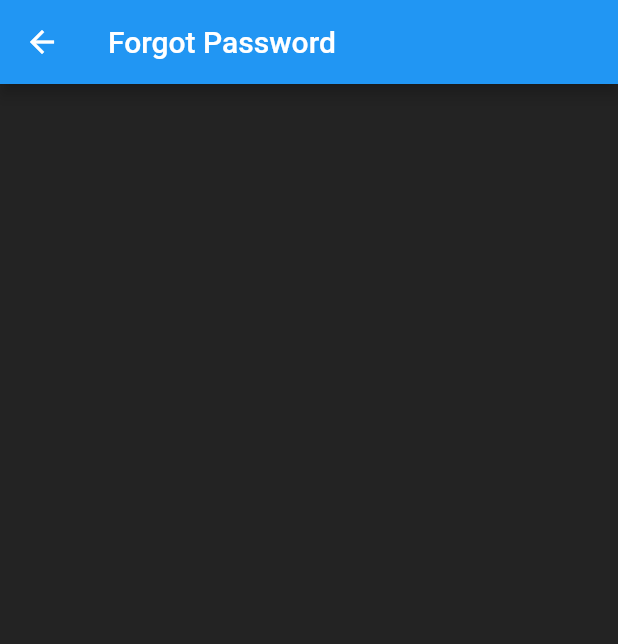
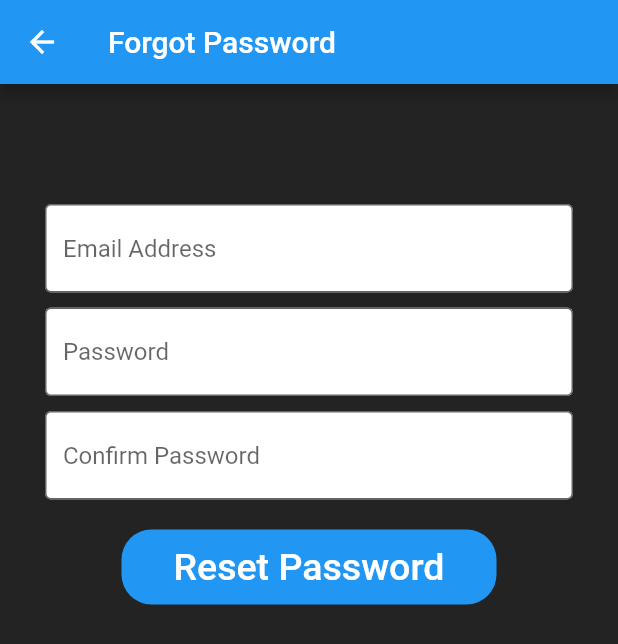
Before and after one commit to PaulRobson2002/ambpt, a Flutter app: the ForgotPass screen opened directly, on a phone screen of 412 x 824 dp. Shown: the top 644 px of the screen. Run offline on Flutter 3.47's test engine with Material 2 defaults, Android fonts, the light colour scheme and no system bars; our stand-ins replace google_fonts.

Commit message:
ForgotPassword

```diff
--- a/lib/forgotpass.dart
+++ b/lib/forgotpass.dart
@@ -1,9 +1,7 @@
 import 'main.dart'; // Main Page
 import 'package:flutter/material.dart'; // Flutter
-import 'globals.dart'; // GLobal Variables
+import 'globals.dart' as globals; // GLobal Variables
 import 'package:google_fonts/google_fonts.dart';
-
-
 
 class ForgotPass extends StatefulWidget {
   @override
@@ -11,6 +9,10 @@ class ForgotPass extends StatefulWidget {
 }
 
 class _ForgotPassState extends State<ForgotPass> {
+  GlobalKey<FormState> _key = new GlobalKey();
+  bool _validate = false;
+  bool valid = false;
+  String ConfirmPass, Password, email;
   @override
   Widget build(BuildContext context) {
     return Scaffold(
@@ -21,6 +23,149 @@ class _ForgotPassState extends State<ForgotPass> {
           style: GoogleFonts.roboto(fontStyle: FontStyle.normal),
         ),
       ),
+      body: SingleChildScrollView(
+        child: Column(
+          children: <Widget>[
+            Padding(
+              padding: const EdgeInsets.only(top: 60.0),
+              child: Center(
+                child: Container(
+                  margin: EdgeInsets.all(15.0),
+                  child: Form(
+                    key: _key,
+                    autovalidate: _validate,
+                    child: FormUI(),
+                  ),
+                ),
+              ),
+            ),
+          ],
+        ),
+      ),
     );
   }
+
+  Widget FormUI() {
+    return new Column(
+      children: <Widget>[
+        new Padding(
+          padding: EdgeInsets.symmetric(horizontal: 15, vertical: 5),
+          child: new TextFormField(
+              decoration: new InputDecoration(
+                hintText: 'Email Address',
+                border: OutlineInputBorder(),
+                filled: true,
+                fillColor: Colors.white,
+              ),
+              style: GoogleFonts.roboto(fontStyle: FontStyle.normal),
+              keyboardType: TextInputType.emailAddress,
+              validator: validateEmail,
+              onSaved: (String val) {
+                email = val;
+              }),
+        ),
+        new Padding(
+          padding: EdgeInsets.symmetric(horizontal: 15, vertical: 5),
+          child: new TextFormField(
+            obscureText: true,
+            decoration: new InputDecoration(
+              hintText: 'Password',
+              border: OutlineInputBorder(),
+              filled: true,
+              fillColor: Colors.white,
+            ),
+            validator: validateName,
+            style: GoogleFonts.roboto(fontStyle: FontStyle.normal),
+            onSaved: (String val) {
+              Password = val;
+            },
+          ),
+        ),
+        new Padding(
+          padding: EdgeInsets.symmetric(horizontal: 15, vertical: 5),
+          child: new TextFormField(
+            obscureText: true,
+            decoration: new InputDecoration(
+              hintText: 'Confirm Password',
+              border: OutlineInputBorder(),
+              filled: true,
+              fillColor: Colors.white,
+            ),
+            validator: validateName,
+            style: GoogleFonts.roboto(fontStyle: FontStyle.normal),
+            onSaved: (String val) {
+              ConfirmPass = val;
+            },
+          ),
+        ),
+        new SizedBox(height: 15.0),
+        Container(
+          height: 50,
+          width: 250,
+          decoration: BoxDecoration(
+              color: Colors.blue, borderRadius: BorderRadius.circular(20)),
+          child: FlatButton(
+            onPressed: _sendToServer,
+
+            /*() {
+              _sendToServer
+              //Navigator.push(
+              //context, MaterialPageRoute(builder: (_) => HomePage()));
+            },*/
+            child: Text(
+              'Reset Password',
+              style: GoogleFonts.roboto(
+                  textStyle: TextStyle(color: Colors.white, fontSize: 25)),
+            ),
+          ),
+        ),
+      ],
+    );
+  }
+
+  String validateName(String value) {
+    print(value);
+    print(globals.Pass);
+    print(value);
+    String pattern =
+        r'^(?=.*?[A-Z])(?=.*?[a-z])(?=.*?[0-9])(?=.*?[!@#\$&*~]).{8,}$';
+    RegExp regExp = new RegExp(pattern);
+    if (value.length == 0) {
+      return "Password is Required";
+    } else if (value != globals.Pass) {
+      return "Invalid Password";
+    } else {
+      return null;
+    }
+  }
+
+  String validateEmail(String value) {
+    String pattern =
+        r'^(([^<>()[\]\\.,;:\s@\"]+(\.[^<>()[\]\\.,;:\s@\"]+)*)|(\".+\"))@((\[[0-9]{1,3}\.[0-9]{1,3}\.[0-9]{1,3}\.[0-9]{1,3}\])|(([a-zA-Z\-0-9]+\.)+[a-zA-Z]{2,}))$';
+    RegExp regExp = new RegExp(pattern);
+    if (value.length == 0) {
+      return "Email is Required";
+    } else if ((!regExp.hasMatch(value)) | (value != globals.Email)) {
+      return "Invalid Email";
+    } else {
+      return null;
+    }
+  }
+
+  _sendToServer() {
+    if (_key.currentState.validate()) {
+      // No any error in validation
+      _key.currentState.save();
+      if (Password == ConfirmPass) {
+        valid = true;
+        globals.Pass == Password;
+        Navigator.push(context, MaterialPageRoute(builder: (context) => MyApp()));
+      }
+    } else {
+      // validation error
+      setState(() {
+        _validate = true;
+      });
+    }
+  }
 }
--- a/lib/globals.dart
+++ b/lib/globals.dart
@@ -15,4 +15,6 @@ class account {
   getLogin() {
     this.Login = Uname;
   }
+
+
 }
```
